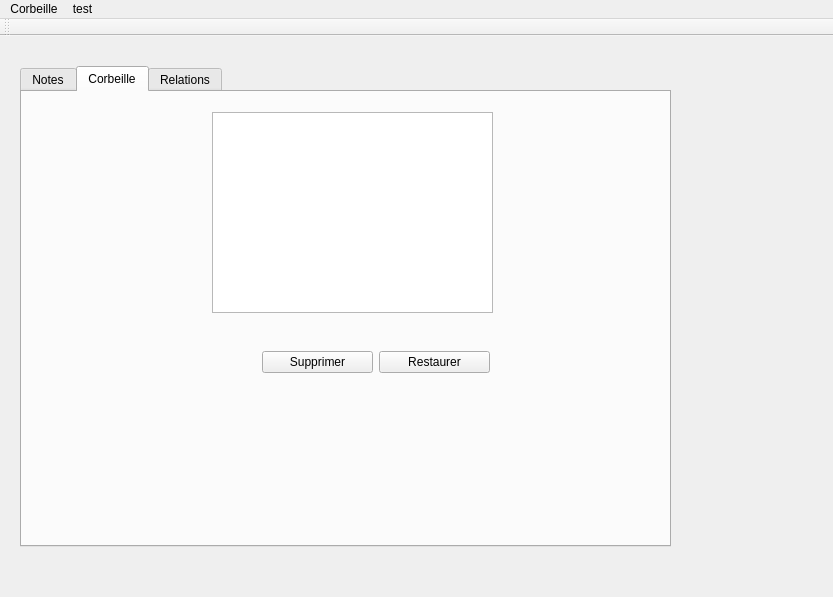
julieberteaux/LO21, file QtVersion/mainwindow.ui: the form before one commit.
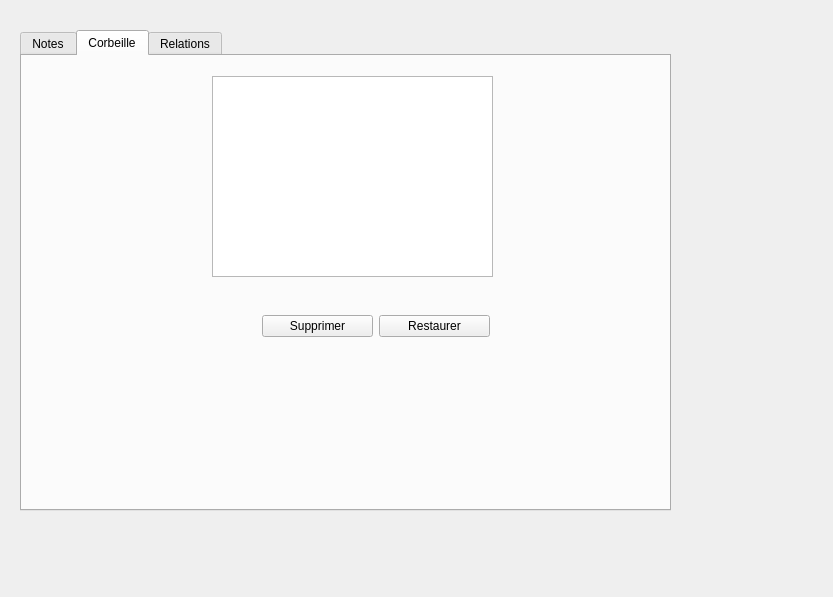
The form after the commit.

```diff
--- a/QtVersion/mainwindow.ui
+++ b/QtVersion/mainwindow.ui
@@ -175,47 +175,6 @@
     </widget>
    </widget>
   </widget>
-  <widget class="QMenuBar" name="menuBar">
-   <property name="geometry">
-    <rect>
-     <x>0</x>
-     <y>0</y>
-     <width>833</width>
-     <height>22</height>
-    </rect>
-   </property>
-   <property name="autoFillBackground">
-    <bool>false</bool>
-   </property>
-   <property name="defaultUp">
-    <bool>false</bool>
-   </property>
-   <widget class="QMenu" name="menuTrash">
-    <property name="title">
-     <string>Corbeille</string>
-    </property>
-    <addaction name="actionOpenTrash"/>
-   </widget>
-   <widget class="QMenu" name="menutest">
-    <property name="title">
-     <string>test</string>
-    </property>
-    <addaction name="actiontest"/>
-   </widget>
-   <addaction name="menuTrash"/>
-   <addaction name="menutest"/>
-  </widget>
-  <widget class="QToolBar" name="toolBar">
-   <property name="windowTitle">
-    <string>toolBar</string>
-   </property>
-   <attribute name="toolBarArea">
-    <enum>TopToolBarArea</enum>
-   </attribute>
-   <attribute name="toolBarBreak">
-    <bool>false</bool>
-   </attribute>
-  </widget>
   <action name="actionOpenTrash">
    <property name="text">
     <string>Afficher le contenu</string>
```
